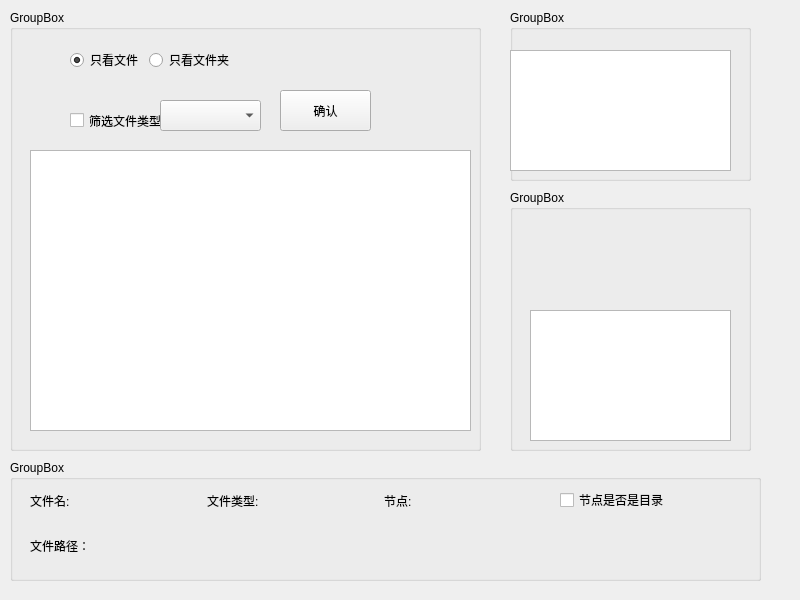
Above: List/list.ui from 3432276416/QTProject before the change. Below: the same form after it.
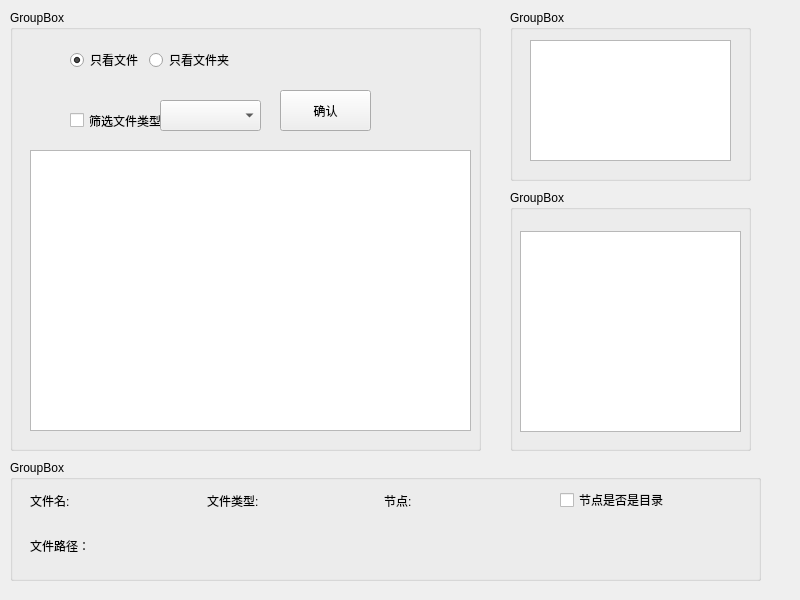
That is the form after the change.

```diff
--- a/List/list.ui
+++ b/List/list.ui
@@ -26,12 +26,12 @@
     <property name="title">
      <string>GroupBox</string>
     </property>
-    <widget class="QTreeView" name="treeView_2">
+    <widget class="QTableView" name="tableView">
      <property name="geometry">
       <rect>
-       <x>0</x>
-       <y>40</y>
-       <width>221</width>
+       <x>20</x>
+       <y>30</y>
+       <width>201</width>
        <height>121</height>
       </rect>
      </property>
@@ -49,13 +49,13 @@
     <property name="title">
      <string>GroupBox</string>
     </property>
-    <widget class="QTreeView" name="treeView_3">
+    <widget class="QListView" name="listView">
      <property name="geometry">
       <rect>
-       <x>20</x>
-       <y>120</y>
-       <width>201</width>
-       <height>131</height>
+       <x>10</x>
+       <y>41</y>
+       <width>221</width>
+       <height>201</height>
       </rect>
      </property>
     </widget>
```
Left out of the diff: 6 changed lines with no effect on the pictures.
